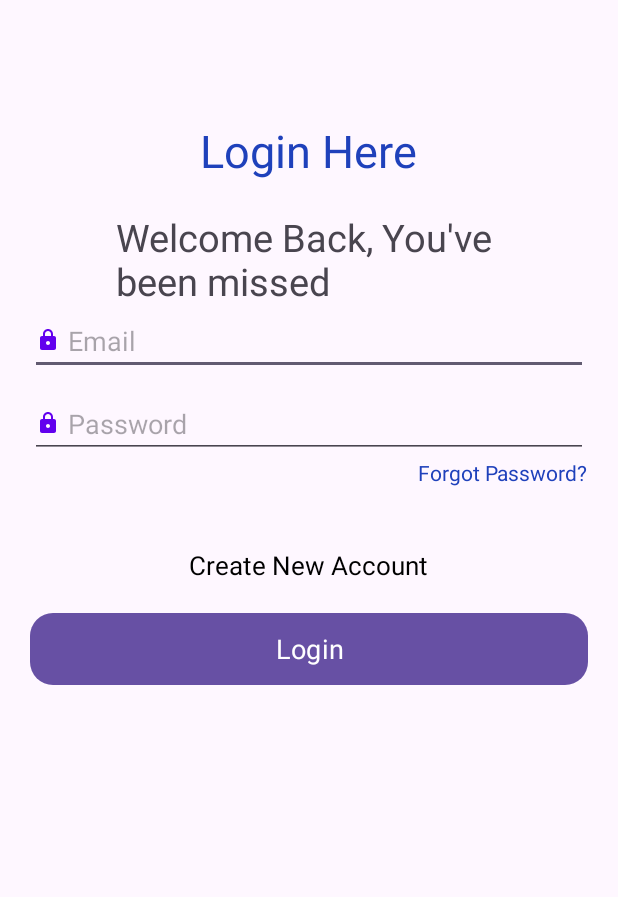
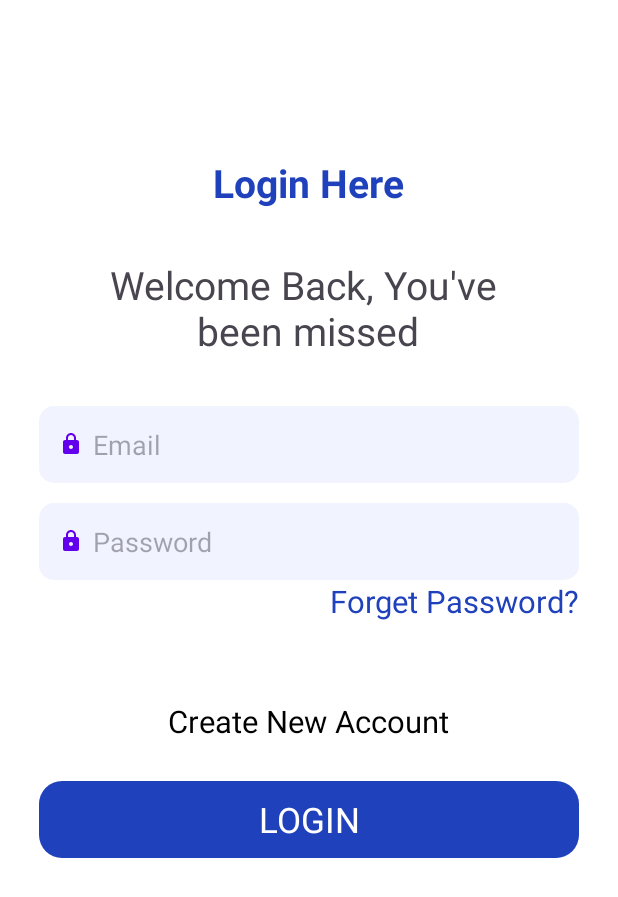
Before and after one commit to hemil13/internshipBatch2, an Android app: the screen it shows after launch (MainActivity), on a phone screen of 412 x 824 dp. Shown: the top 897 px of the screen. Run offline under Robolectric (Android 15) with nearby library versions, the phone set to English and light mode, and no system bars; our stand-ins replace sdp/ssp sizes; Roboto replaces fonts that are not available here.

Commit message:
custom style, responsive screen

```diff
--- a/app/build.gradle.kts
+++ b/app/build.gradle.kts
@@ -40,4 +40,6 @@ dependencies {
     testImplementation(libs.junit)
     androidTestImplementation(libs.ext.junit)
     androidTestImplementation(libs.espresso.core)
+
+    implementation ("com.intuit.sdp:sdp-android:1.1.1")
 }
--- /dev/null
+++ b/app/src/main/res/drawable/custom_borders.xml
@@ -0,0 +1,7 @@
+<?xml version="1.0" encoding="utf-8"?>
+<shape xmlns:android="http://schemas.android.com/apk/res/android">
+    <solid android:color="#F1F4FF"/>
+
+    <corners android:radius="10dp"/>
+
+</shape>
--- a/app/src/main/res/drawable/ic_lock.xml
+++ b/app/src/main/res/drawable/ic_lock.xml
@@ -3,7 +3,7 @@
     android:height="16dp"
     android:viewportWidth="24"
     android:viewportHeight="24"
-    android:tint="#6200EE">
+    android:tint="@color/purple_logo">
     <path
         android:fillColor="@android:color/white"
         android:pathData="M18,8h-1V6c0,-2.76 -2.24,-5 -5,-5S7,3.24 7,6v2H6c-1.1,0 -2,0.9 -2,2v10c0,1.1 0.9,2 2,2h12c1.1,0 2,-0.9 2,-2V10c0,-1.1 -0.9,-2 -2,-2zM12,17c-1.1,0 -2,-0.9 -2,-2s0.9,-2 2,-2 2,0.9 2,2 -0.9,2 -2,2zM9,8V6c0,-1.66 1.34,-3 3,-3s3,1.34 3,3v2H9z"/>
--- a/app/src/main/res/layout/activity_main.xml
+++ b/app/src/main/res/layout/activity_main.xml
@@ -6,80 +6,70 @@
     android:layout_width="match_parent"
     android:layout_height="match_parent"
     android:orientation="vertical"
+    android:background="@color/white"
     tools:context=".MainActivity">
 
     <TextView
-        android:layout_width="wrap_content"
-        android:layout_height="wrap_content"
+        style="@style/text_20"
         android:layout_gravity="center"
-        android:layout_marginTop="80dp"
+        android:layout_marginTop="@dimen/_80sdp"
         android:text="@string/login"
         android:textColor="@color/blue_login"
-        android:textSize="30dp" />
+        android:textStyle="bold"
+         />
 
     <TextView
-        android:layout_width="wrap_content"
-        android:layout_height="wrap_content"
-        android:text="Welcome Back, You've \nbeen missed"
-        android:textSize="25dp"
+        style="@style/text_20"
+        android:text="@string/welcome"
         android:layout_gravity="center"
-        android:layout_marginTop="20dp"
+        android:layout_marginTop="@dimen/_20sdp"
+        android:textAlignment="center"
+        android:layout_margin="@dimen/_25sdp"
         />
 
 
     <EditText
-        android:layout_width="match_parent"
-        android:layout_height="wrap_content"
-        android:hint="Email"
-        android:layout_marginHorizontal="20dp"
+        style="@style/edit_text"
+        android:hint="@string/email"
         android:inputType="textEmailAddress"
         android:drawableLeft="@drawable/ic_lock"
-        android:drawablePadding="5dp"
+        android:drawablePadding="@dimen/_5sdp"
         />
 
     <EditText
-        android:layout_width="match_parent"
-        android:layout_height="wrap_content"
-        android:hint="Password"
-        android:layout_marginHorizontal="20dp"
-        android:layout_marginTop="10dp"
+        style="@style/edit_text"
+        android:hint="@string/password"
         android:inputType="textPassword"
+        android:layout_marginTop="@dimen/_10sdp"
         android:drawableLeft="@drawable/ic_lock"
-        android:drawablePadding="5dp"
+        android:drawablePadding="@dimen/_5sdp"
         />
 
 
     <TextView
-        android:layout_width="wrap_content"
-        android:layout_height="wrap_content"
-        android:text="Forgot Password?"
+        style="@style/text_16"
+        android:text="@string/forget_password"
         android:textColor="@color/blue_login"
         android:layout_gravity="end"
-        android:layout_marginRight="20dp"
+        android:layout_marginRight="@dimen/_20sdp"
 
         />
 
 
 
     <TextView
-        android:layout_width="wrap_content"
-        android:layout_height="wrap_content"
-        android:text="Create New Account"
+        style="@style/text_16"
+        android:text="@string/create_new_account"
         android:textColor="@color/black"
-        android:textSize="17dp"
         android:layout_gravity="center"
-        android:layout_marginTop="40dp"
+        android:layout_marginTop="@dimen/_40sdp"
         />
 
     <Button
-        android:layout_width="match_parent"
-        android:layout_height="wrap_content"
-        android:layout_marginTop="20dp"
-        android:text="Login"
-        android:textSize="18dp"
-        android:background="@drawable/round_button"
-        android:foregroundTint="@null"
-        android:layout_marginHorizontal="20dp"
+        style="@style/button_18"
+        android:layout_marginTop="@dimen/_20sdp"
+        android:text="@string/login_button"
+        app:backgroundTint="@null"
         />
 
 
--- a/app/src/main/res/values/colors.xml
+++ b/app/src/main/res/values/colors.xml
@@ -4,4 +4,5 @@
     <color name="white">#FFFFFFFF</color>
 
     <color name="blue_login">#1F41BB</color>
+    <color name="purple_logo">#6200EE</color>
 </resources>
--- a/app/src/main/res/values/strings.xml
+++ b/app/src/main/res/values/strings.xml
@@ -1,4 +1,10 @@
 <resources>
     <string name="app_name">internshipBatch2</string>
     <string name="login">Login Here</string>
+    <string name="welcome">Welcome Back, You\'ve \nbeen missed</string>
+    <string name="email">Email</string>
+    <string name="password">Password</string>
+    <string name="forget_password">Forget Password?</string>
+    <string name="create_new_account">Create New Account</string>
+    <string name="login_button">Login</string>
 </resources>
--- a/app/src/main/res/values/themes.xml
+++ b/app/src/main/res/values/themes.xml
@@ -7,4 +7,35 @@
     </style>
 
     <style name="Theme.InternshipBatch2" parent="Base.Theme.InternshipBatch2" />
+
+    <style name="text_20" parent="Widget.AppCompat.TextView">
+        <item name="android:layout_width">wrap_content</item>
+        <item name="android:layout_height">wrap_content</item>
+        <item name="android:textSize">@dimen/_20sdp</item>
+    </style>
+
+
+    <style name="text_16" parent="Widget.AppCompat.TextView">
+        <item name="android:layout_width">wrap_content</item>
+        <item name="android:layout_height">wrap_content</item>
+        <item name="android:textSize">@dimen/_16sdp</item>
+    </style>
+
+    <style name="button_18" parent="Widget.AppCompat.Button">
+        <item name="android:layout_height">wrap_content</item>
+        <item name="android:layout_width">match_parent</item>
+        <item name="android:textSize">@dimen/_18sdp</item>
+        <item name="android:background">@drawable/round_button</item>
+        <item name="android:layout_marginHorizontal">@dimen/_20sdp</item>
+    </style>
+
+    <style name="edit_text" parent="Widget.AppCompat.EditText">
+        <item name="android:layout_height">wrap_content</item>
+        <item name="android:layout_width">match_parent</item>
+        <item name="android:padding">@dimen/_10sdp</item>
+        <item name="android:background">@drawable/custom_borders</item>
+        <item name="android:layout_marginHorizontal">@dimen/_20sdp</item>
+    </style>
+
+
 </resources>
```
